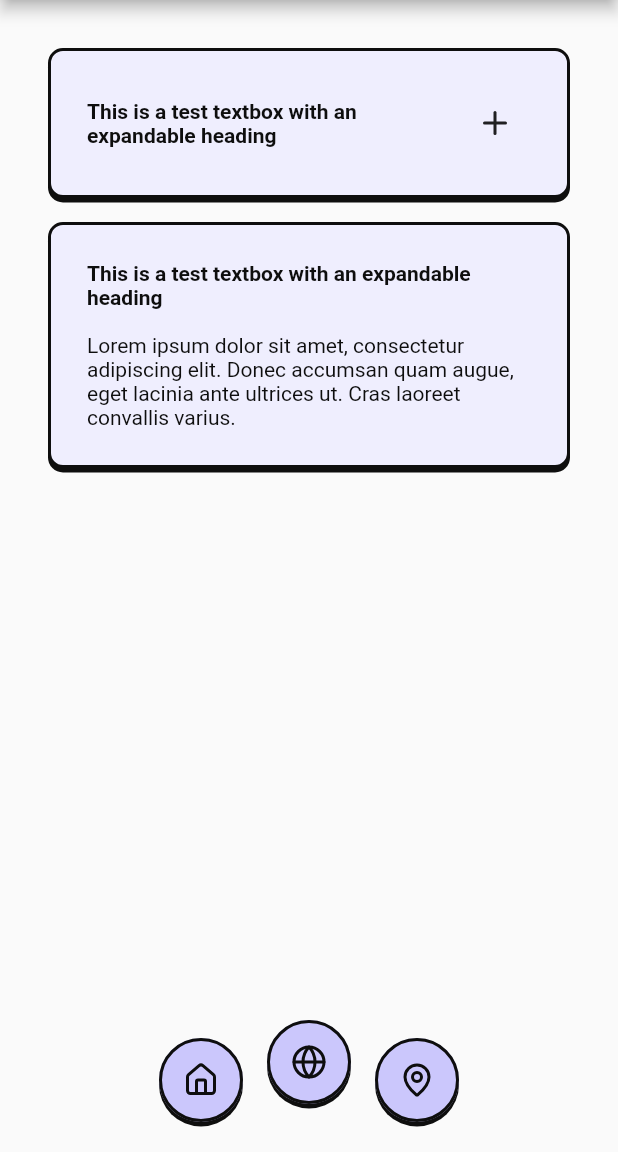
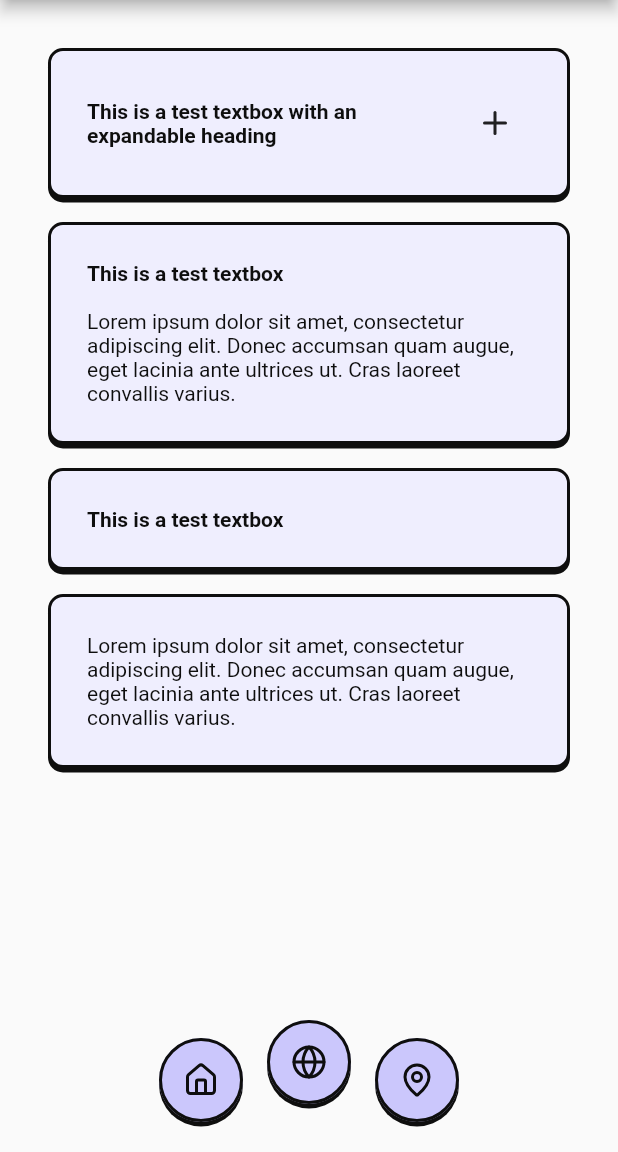
Before and after one commit to DECO-Demons/decarl, a Flutter app: the screen it shows after launch, on a phone screen of 412 x 824 dp, the part 84-1236 px from its top. Run offline on Flutter 3.47's test engine with Material 2 defaults, Android fonts, the phone set to English and light mode, and no system bars; our stand-ins replace cloud_firestore, firebase_core, firebase_database, geolocator, google_maps_flutter, location and 1 more; missing offline and left inert: ar_flutter_plugin, geoflutterfire2; accounts and stored records are empty.

Commit message:
feat: textbox can now have only heading or only body

```diff
--- a/lib/components/textbox.dart
+++ b/lib/components/textbox.dart
@@ -4,14 +4,14 @@ import 'appcolors.dart';
 
 class CustomTextBox extends StatefulWidget {
   final String? heading;
-  final String body;
+  final String? body;
   final Color color;
   final bool expandable;
 
   const CustomTextBox(
       {Key? key,
       this.heading,
-      required this.body,
+      this.body,
       required this.color,
       required this.expandable})
       : super(key: key);
@@ -61,7 +61,10 @@ class _TextBoxState extends State<CustomTextBox> {
               ? const SizedBox.shrink()
               : Padding(
                   padding: EdgeInsets.only(
-                      bottom: !widget.expandable || isExpanded ? 16 : 0),
+                      bottom: (!widget.expandable || isExpanded) &&
+                              widget.body != null
+                          ? 16
+                          : 0),
                   child: Row(children: [
                     Expanded(
                       child: Text(widget.heading!,
@@ -79,8 +82,8 @@ class _TextBoxState extends State<CustomTextBox> {
                         : const SizedBox.shrink(),
                   ]),
                 ),
-          !widget.expandable || isExpanded
-              ? Text(widget.body,
+          (!widget.expandable || isExpanded) && widget.body != null
+              ? Text(widget.body!,
                   style: const TextStyle(
                       color: AppColors.outline,
                       decoration: TextDecoration.none))
--- a/lib/screens/home.dart
+++ b/lib/screens/home.dart
@@ -27,7 +27,25 @@ class HomePage extends StatelessWidget {
           Padding(
             padding: EdgeInsets.only(bottom: 16),
             child: CustomTextBox(
-              heading: "This is a test textbox with an expandable heading",
+              heading: "This is a test textbox",
+              body: 'Lorem ipsum dolor sit amet, consectetur adipiscing elit. '
+                  'Donec accumsan quam augue, eget lacinia ante ultrices ut. '
+                  'Cras laoreet convallis varius.',
+              color: AppColors.secondaryLight,
+              expandable: false,
+            ),
+          ),
+          Padding(
+            padding: EdgeInsets.only(bottom: 16),
+            child: CustomTextBox(
+              heading: "This is a test textbox",
+              color: AppColors.secondaryLight,
+              expandable: false,
+            ),
+          ),
+          Padding(
+            padding: EdgeInsets.only(bottom: 16),
+            child: CustomTextBox(
               body: 'Lorem ipsum dolor sit amet, consectetur adipiscing elit. '
                   'Donec accumsan quam augue, eget lacinia ante ultrices ut. '
                   'Cras laoreet convallis varius.',
```
